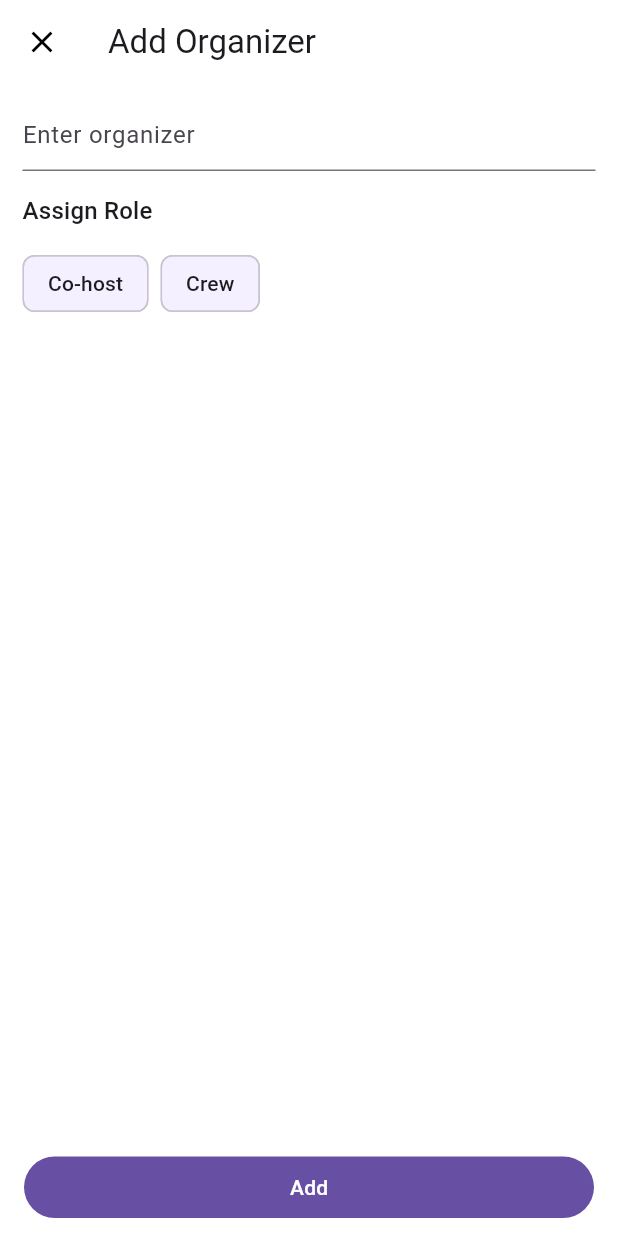
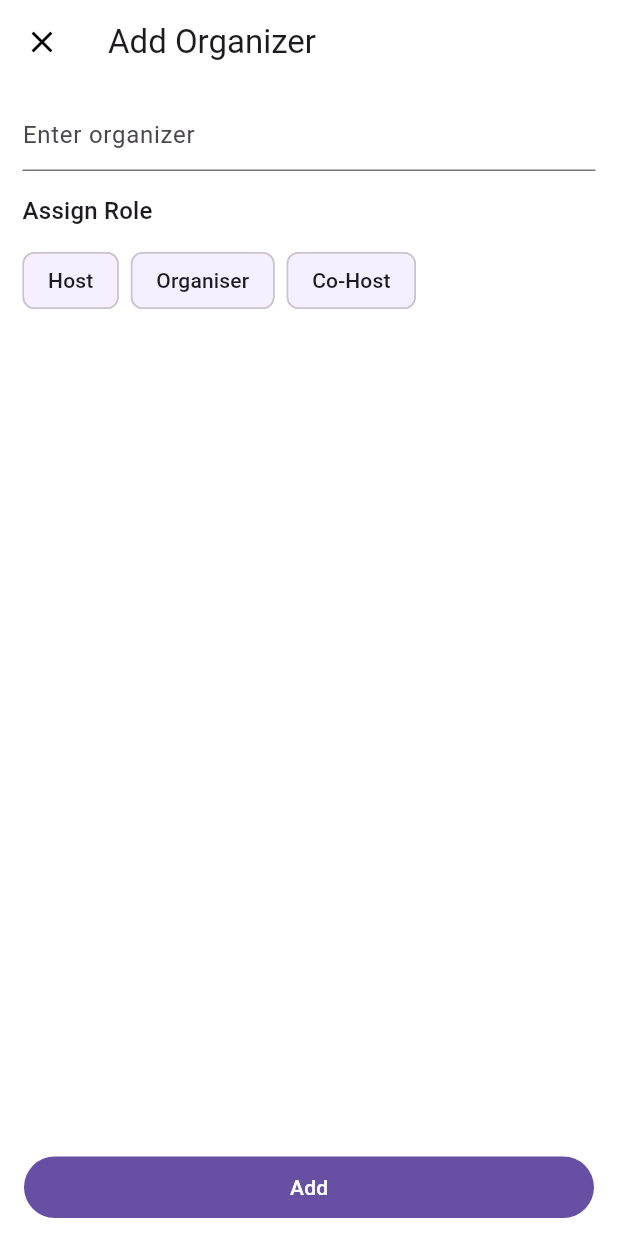
Before and after one commit to sreenandh-tp/manage_gathering, a Flutter app: the screen it shows after launch, tab 2 chosen, after a tap on "Add Oraganizer", on a phone screen of 412 x 824 dp. Run offline on Flutter 3.47's test engine with Material 3 defaults, Android fonts, the phone set to English and light mode, and no system bars; our stand-ins replace bloc, flutter_bloc, get.

Commit message:
4/01/2025

```diff
--- a/lib/core/lists_page.dart
+++ b/lib/core/lists_page.dart
@@ -95,3 +95,5 @@ final List formPages = [
 ];
 
 final List singleLineFormType = ["Text", "Number", "E-mail", "Phone", "Date"];
+
+final List<String> organisers = ["Host","Organiser","Co-Host"];
--- a/lib/main.dart
+++ b/lib/main.dart
@@ -1,5 +1,6 @@
 import 'package:flutter/material.dart';
 import 'package:flutter_bloc/flutter_bloc.dart';
+import 'package:manage_gathering/manage_gathering/bloc/manage_gathering_bloc.dart';
 import 'package:manage_gathering/manage_gathering/screen/manage_gathering.dart';
 import 'package:manage_gathering/manage_gathering/screen/settings/form_builder/bloc/form_builder_bloc.dart';
 import 'package:manage_gathering/theme/theme_class.dart';
@@ -14,8 +15,15 @@ class MyApp extends StatelessWidget {
   // This widget is the root of your application.
   @override
   Widget build(BuildContext context) {
-    return BlocProvider(
-      create: (context) => FormBuilderBloc(),
+    return MultiBlocProvider(
+      providers: [
+        BlocProvider(
+          create: (context) => FormBuilderBloc(),
+        ),
+        BlocProvider(
+          create: (context) => ManageGatheringBloc(),
+        ),
+      ],
       child: MaterialApp(
         themeMode: ThemeMode.system,
         theme: ThemeClass().lightTheme,
--- /dev/null
+++ b/lib/manage_gathering/bloc/manage_gathering_bloc.dart
@@ -0,0 +1,19 @@
+import 'package:bloc/bloc.dart';
+import 'package:meta/meta.dart';
+
+part 'manage_gathering_event.dart';
+part 'manage_gathering_state.dart';
+
+class ManageGatheringBloc
+    extends Bloc<ManageGatheringEvent, ManageGatheringState> {
+  ManageGatheringBloc() : super(ManageGatheringInitial(scrollSize: 65.0)) {
+    const double maxSize = 65.0;
+    const double minSize = 45.0;
+    on<ScrollListenerEvent>((event, emit) {
+      if (event.offsetValue != state.scrollSize) {
+        emit(ManageGatheringState(
+            scrollSize: (maxSize - event.offsetValue).clamp(minSize, maxSize)));
+      }
+    });
+  }
+}
--- /dev/null
+++ b/lib/manage_gathering/bloc/manage_gathering_event.dart
@@ -0,0 +1,10 @@
+part of 'manage_gathering_bloc.dart';
+
+@immutable
+sealed class ManageGatheringEvent {}
+
+class ScrollListenerEvent extends ManageGatheringEvent {
+  final double offsetValue;
+
+  ScrollListenerEvent({required this.offsetValue});
+}
--- /dev/null
+++ b/lib/manage_gathering/bloc/manage_gathering_state.dart
@@ -0,0 +1,11 @@
+part of 'manage_gathering_bloc.dart';
+
+class ManageGatheringState {
+  final double scrollSize;
+
+  ManageGatheringState({required this.scrollSize});
+}
+
+class ManageGatheringInitial extends ManageGatheringState {
+  ManageGatheringInitial({required super.scrollSize});
+}
--- a/lib/manage_gathering/screen/add_organizer/add_organizer_page.dart
+++ b/lib/manage_gathering/screen/add_organizer/add_organizer_page.dart
@@ -1,4 +1,5 @@
 import 'package:flutter/material.dart';
+import 'package:manage_gathering/core/lists_page.dart';
 
 class AddOrganizerPage extends StatelessWidget {
   const AddOrganizerPage({super.key});
@@ -26,29 +27,32 @@ class AddOrganizerPage extends StatelessWidget {
                   hintText: 'Enter organizer',
                 ),
               ),
-              const SizedBox(height: 15),
-              Text(
+              Padding(
+                padding: const EdgeInsets.only(bottom: 10, top: 15),
+                child: Text(
                   "Assign Role",
                   style: Theme.of(context).textTheme.titleMedium,
                 ),
-              const SizedBox(height: 12),
-              Wrap(
+              ),
+              Padding(
+                padding: const EdgeInsets.only(bottom: 10),
+                child: Wrap(
+                  spacing: 8,
                   direction: Axis.horizontal,
                   children: [
-                  Chip(
+                    ...List.generate(
+                      3,
+                      (index) {
+                        return Chip(
                           label: Text(
-                      "Co-host",
+                            organisers[index],
                             style: Theme.of(context).textTheme.titleSmall,
                           ),
+                        );
+                      },
                     ),
-                  const SizedBox(width: 8),
-                  Chip(
-                    label: Text(
-                      "Crew",
-                      style: Theme.of(context).textTheme.titleSmall,
+                  ],
                 ),
-                  )
-                ],
               )
             ],
           ),
--- a/lib/manage_gathering/screen/manage_gathering.dart
+++ b/lib/manage_gathering/screen/manage_gathering.dart
@@ -1,12 +1,12 @@
-import 'dart:developer';
-
 import 'package:flutter/material.dart';
+import 'package:flutter_bloc/flutter_bloc.dart';
+import 'package:manage_gathering/manage_gathering/bloc/manage_gathering_bloc.dart';
 import 'package:manage_gathering/manage_gathering/screen/manage_gathering_options/invite_guest_page.dart';
 import 'package:manage_gathering/manage_gathering/screen/settings/settings_page.dart';
 import 'package:manage_gathering/manage_gathering/screen/tabbar_pages/ticket_page.dart';
 import 'package:manage_gathering/manage_gathering/screen/widgets/gathering_status_row.dart';
 import 'package:manage_gathering/manage_gathering/screen/tabbar_pages/guests_page.dart';
-import 'package:manage_gathering/manage_gathering/screen/tabbar_pages/organizer_page.dart';
+import 'package:manage_gathering/manage_gathering/screen/tabbar_pages/organiser_page.dart';
 
 class ManageGatheringPage extends StatefulWidget {
   const ManageGatheringPage({super.key});
@@ -17,10 +17,6 @@ class ManageGatheringPage extends StatefulWidget {
 
 class _ManageGatheringPageState extends State<ManageGatheringPage> {
   final ScrollController scrollController = ScrollController();
-  final ValueNotifier<double> scrollNotifier = ValueNotifier<double>(maxSize);
-
-  static double maxSize = 65.0;
-  static double minSize = 45.0;
 
   @override
   void initState() {
@@ -30,17 +26,15 @@ class _ManageGatheringPageState extends State<ManageGatheringPage> {
   }
 
   void scrollListener() {
-    final double offsetValue = scrollController.offset;
-    if (scrollNotifier.value != offsetValue) {
-      scrollNotifier.value = (maxSize - offsetValue).clamp(minSize, maxSize);
-      log(scrollNotifier.value.toString());
-    }
+    context
+        .read<ManageGatheringBloc>()
+        .add(ScrollListenerEvent(offsetValue: scrollController.offset));
   }
 
   @override
   void dispose() {
     scrollController.dispose();
-    scrollNotifier.dispose();
+
     super.dispose();
   }
 
@@ -109,9 +103,8 @@ class _ManageGatheringPageState extends State<ManageGatheringPage> {
       ),
       body: Column(
         children: [
-          ValueListenableBuilder(
-              valueListenable: scrollNotifier,
-              builder: (BuildContext ctx, dynamic newValue, Widget? _) {
+          BlocBuilder<ManageGatheringBloc, ManageGatheringState>(
+            builder: (context, state) {
               return Container(
                 color: Theme.of(context).scaffoldBackgroundColor,
                 width: double.infinity,
@@ -128,8 +121,8 @@ class _ManageGatheringPageState extends State<ManageGatheringPage> {
                             AnimatedContainer(
                               duration: const Duration(milliseconds: 700),
                               curve: Curves.linearToEaseOut,
-                                height: newValue,
-                                width: newValue,
+                              height: state.scrollSize,
+                              width: state.scrollSize,
                               decoration: BoxDecoration(
                                   borderRadius: BorderRadius.circular(10)),
                               child: ClipRRect(
@@ -147,11 +140,10 @@ class _ManageGatheringPageState extends State<ManageGatheringPage> {
                                 children: [
                                   Text(
                                     "Join me for a delectable evening!",
-                                      style: Theme.of(context)
-                                          .textTheme
-                                          .titleMedium,
+                                    style:
+                                        Theme.of(context).textTheme.titleMedium,
                                   ),
-                                    newValue >= maxSize
+                                  state.scrollSize >= 65
                                       ? Text("Starbucks , Trivandrum",
                                           style: Theme.of(context)
                                               .textTheme
@@ -167,7 +159,7 @@ class _ManageGatheringPageState extends State<ManageGatheringPage> {
                           ],
                         ),
                       ),
-                        newValue >= maxSize
+                      state.scrollSize >= 65.0
                           ? const Padding(
                               padding: EdgeInsets.only(
                                   left: 15, right: 15, bottom: 15),
@@ -196,7 +188,8 @@ class _ManageGatheringPageState extends State<ManageGatheringPage> {
                   ),
                 ),
               );
-              }),
+            },
+          ),
           const SizedBox(height: 4),
           Expanded(
             child: Container(
@@ -226,7 +219,7 @@ class _ManageGatheringPageState extends State<ManageGatheringPage> {
                             text: "Guests",
                           ),
                           Tab(
-                            text: "Organizer",
+                            text: "Organiser",
                           ),
                           Tab(
                             text: "Ticket",
@@ -236,7 +229,7 @@ class _ManageGatheringPageState extends State<ManageGatheringPage> {
                       child: TabBarView(
                         children: [
                           GuestsPage(scrollController: scrollController),
-                          OrganizerPage(scrollController: scrollController),
+                          OrganiserPage(scrollController: scrollController),
                           TicketPage(scrollController: scrollController),
                         ],
                       ),
--- a/lib/manage_gathering/screen/settings/form_builder/bloc/form_builder_bloc.dart
+++ b/lib/manage_gathering/screen/settings/form_builder/bloc/form_builder_bloc.dart
@@ -25,5 +25,16 @@ class FormBuilderBloc extends Bloc<FormBuilderEvent, FormBuilderState> {
         emit(FormBuilderState(formList: [], fieldType: event.fieldType));
       },
     );
+
+    on<ReOrderableListEvent>(
+      (event, emit) {
+        final FormBuilderModel updatedList =
+            state.formList.removeAt(event.oldIndex);
+
+        state.formList.insert(event.newIndex, updatedList);
+
+        emit(FormBuilderState(formList: state.formList));
+      },
+    );
   }
 }
--- a/lib/manage_gathering/screen/settings/form_builder/bloc/form_builder_event.dart
+++ b/lib/manage_gathering/screen/settings/form_builder/bloc/form_builder_event.dart
@@ -14,3 +14,10 @@ class SelectedFieldTypeEvent extends FormBuilderEvent {
 
   SelectedFieldTypeEvent({required this.fieldType});
 }
+
+class ReOrderableListEvent extends FormBuilderEvent {
+  final int newIndex;
+  final int oldIndex;
+
+  ReOrderableListEvent({required this.newIndex, required this.oldIndex});
+}
--- a/lib/manage_gathering/screen/settings/form_builder/screen/forms_builder.dart
+++ b/lib/manage_gathering/screen/settings/form_builder/screen/forms_builder.dart
@@ -13,7 +13,6 @@ class FormsBuilderPage extends StatefulWidget {
 }
 
 class _FormsBuilderPageState extends State<FormsBuilderPage> {
-  // final List<int> formList = List<int>.generate(4, (int index) => index);
   @override
   Widget build(BuildContext context) {
     final ValueNotifier<bool> enableSwitchNotifier = ValueNotifier(false);
@@ -86,7 +85,7 @@ class _FormsBuilderPageState extends State<FormsBuilderPage> {
                           shrinkWrap: true,
                           itemBuilder: (context, index) {
                             return ListTile(
-                              key: Key("$index"),
+                              key: ValueKey(state.formList[index]),
                               contentPadding:
                                   const EdgeInsets.only(left: 5, bottom: 10),
                               leading: state.formList[index].formType ==
@@ -133,14 +132,13 @@ class _FormsBuilderPageState extends State<FormsBuilderPage> {
                           },
                           itemCount: state.formList.length,
                           onReorder: (oldIndex, newIndex) {
-                            setState(() {
-                              if (oldIndex < newIndex) {
-                                newIndex -= 1;
-                              }
+                            if (oldIndex < newIndex) {
+                              newIndex -= 1;
+                            }
 
-                              var item = state.formList.removeAt(oldIndex);
-                              state.formList.insert(newIndex, item);
-                            });
+                            context.read<FormBuilderBloc>().add(
+                                ReOrderableListEvent(
+                                    newIndex: newIndex, oldIndex: oldIndex));
                           },
                         );
                       },
--- a/lib/manage_gathering/screen/tabbar_pages/organizer_page.dart
+++ b/lib/manage_gathering/screen/tabbar_pages/organiser_page.dart
@@ -2,9 +2,9 @@ import 'package:flutter/material.dart';
 import 'package:manage_gathering/manage_gathering/screen/add_organizer/add_organizer_page.dart';
 import 'package:manage_gathering/manage_gathering/screen/settings/form_builder/function/show_dialoge.dart';
 
-class OrganizerPage extends StatelessWidget {
+class OrganiserPage extends StatelessWidget {
   final ScrollController scrollController;
-  const OrganizerPage({super.key, required this.scrollController});
+  const OrganiserPage({super.key, required this.scrollController});
 
   @override
   Widget build(BuildContext context) {
```
Lines whose indentation alone changed are shown as unchanged.
